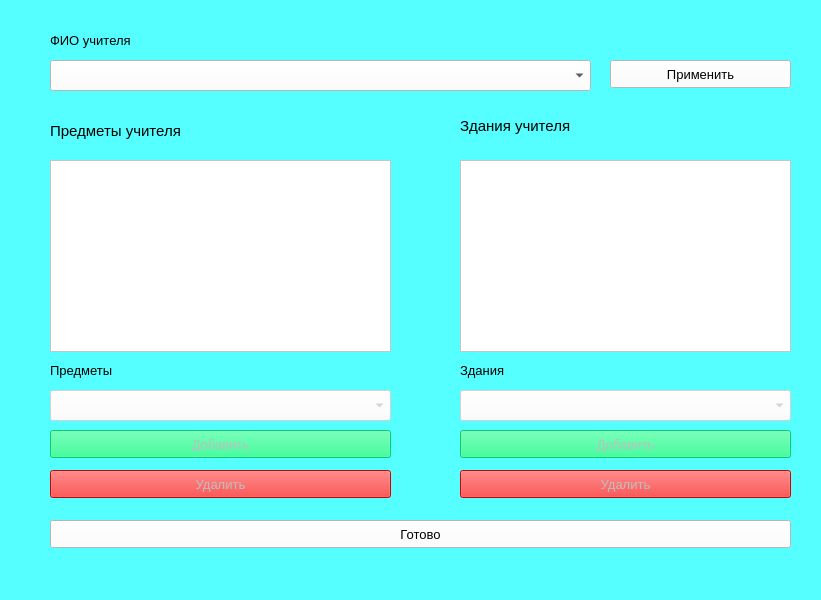
Above: frontend/change_teachers.ui from saaasssska/helper_by_school before the change. Below: the same form after it.
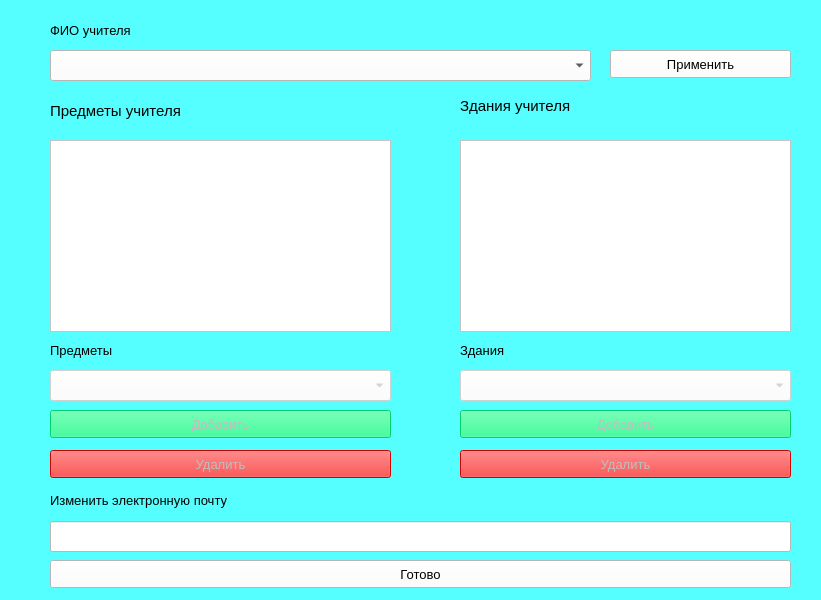
That is the form after the change.

The edit to the form file:
```diff
--- a/frontend/change_teachers.ui
+++ b/frontend/change_teachers.ui
@@ -20,7 +20,7 @@
    <property name="geometry">
     <rect>
      <x>50</x>
-     <y>60</y>
+     <y>50</y>
      <width>541</width>
      <height>31</height>
     </rect>
@@ -38,7 +38,7 @@
    <property name="geometry">
     <rect>
      <x>50</x>
-     <y>30</y>
+     <y>20</y>
      <width>221</width>
      <height>21</height>
     </rect>
@@ -56,11 +56,16 @@
    <property name="geometry">
     <rect>
      <x>50</x>
-     <y>160</y>
+     <y>140</y>
      <width>341</width>
      <height>192</height>
     </rect>
    </property>
+   <property name="font">
+    <font>
+     <pointsize>10</pointsize>
+    </font>
+   </property>
    <property name="styleSheet">
     <string notr="true">background-color: rgb(255, 255, 255);</string>
    </property>
@@ -69,7 +74,7 @@
    <property name="geometry">
     <rect>
      <x>50</x>
-     <y>120</y>
+     <y>100</y>
      <width>171</width>
      <height>21</height>
     </rect>
@@ -90,7 +95,7 @@
    <property name="geometry">
     <rect>
      <x>50</x>
-     <y>390</y>
+     <y>370</y>
      <width>341</width>
      <height>31</height>
     </rect>
@@ -108,7 +113,7 @@
    <property name="geometry">
     <rect>
      <x>50</x>
-     <y>360</y>
+     <y>340</y>
      <width>161</width>
      <height>21</height>
     </rect>
@@ -129,7 +134,7 @@
    <property name="geometry">
     <rect>
      <x>50</x>
-     <y>430</y>
+     <y>410</y>
      <width>341</width>
      <height>28</height>
     </rect>
@@ -153,7 +158,7 @@
    <property name="geometry">
     <rect>
      <x>50</x>
-     <y>470</y>
+     <y>450</y>
      <width>341</width>
      <height>28</height>
     </rect>
@@ -174,7 +179,7 @@
    <property name="geometry">
     <rect>
      <x>460</x>
-     <y>110</y>
+     <y>90</y>
      <width>151</width>
      <height>31</height>
     </rect>
@@ -192,11 +197,16 @@
    <property name="geometry">
     <rect>
      <x>460</x>
-     <y>160</y>
+     <y>140</y>
      <width>331</width>
      <height>192</height>
     </rect>
    </property>
+   <property name="font">
+    <font>
+     <pointsize>10</pointsize>
+    </font>
+   </property>
    <property name="styleSheet">
     <string notr="true">background-color: rgb(255, 255, 255);</string>
    </property>
@@ -205,7 +215,7 @@
    <property name="geometry">
     <rect>
      <x>460</x>
-     <y>360</y>
+     <y>340</y>
      <width>101</width>
      <height>21</height>
     </rect>
@@ -226,7 +236,7 @@
    <property name="geometry">
     <rect>
      <x>460</x>
-     <y>390</y>
+     <y>370</y>
      <width>331</width>
      <height>31</height>
     </rect>
@@ -247,7 +257,7 @@
    <property name="geometry">
     <rect>
      <x>460</x>
-     <y>430</y>
+     <y>410</y>
      <width>331</width>
      <height>28</height>
     </rect>
@@ -271,7 +281,7 @@
    <property name="geometry">
     <rect>
      <x>460</x>
-     <y>470</y>
+     <y>450</y>
      <width>331</width>
      <height>28</height>
     </rect>
@@ -292,7 +302,7 @@
    <property name="geometry">
     <rect>
      <x>610</x>
-     <y>60</y>
+     <y>50</y>
      <width>181</width>
      <height>28</height>
     </rect>
@@ -313,7 +323,7 @@
    <property name="geometry">
     <rect>
      <x>50</x>
-     <y>520</y>
+     <y>560</y>
      <width>741</width>
      <height>28</height>
     </rect>
@@ -330,6 +340,42 @@
     <string>Готово</string>
    </property>
   </widget>
+  <widget class="QLineEdit" name="line_change_teacher">
+   <property name="geometry">
+    <rect>
+     <x>50</x>
+     <y>521</y>
+     <width>741</width>
+     <height>31</height>
+    </rect>
+   </property>
+   <property name="font">
+    <font>
+     <pointsize>10</pointsize>
+    </font>
+   </property>
+   <property name="styleSheet">
+    <string notr="true">background-color: rgb(255, 255, 255);</string>
+   </property>
+  </widget>
+  <widget class="QLabel" name="label_6">
+   <property name="geometry">
+    <rect>
+     <x>50</x>
+     <y>490</y>
+     <width>241</width>
+     <height>21</height>
+    </rect>
+   </property>
+   <property name="font">
+    <font>
+     <pointsize>10</pointsize>
+    </font>
+   </property>
+   <property name="text">
+    <string>Изменить электронную почту</string>
+   </property>
+  </widget>
  </widget>
  <resources/>
  <connections/>
```
